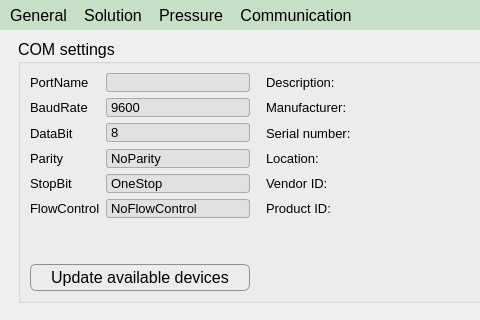
The window that apps/Lab-on-a-tip/tools.ui (bellonemauro/Labonatip2.0) describes before a commit, drawn with Qt 5; both pictures show x 0 to 480 and y 0 to 320 of the 611 by 610 pixel window.
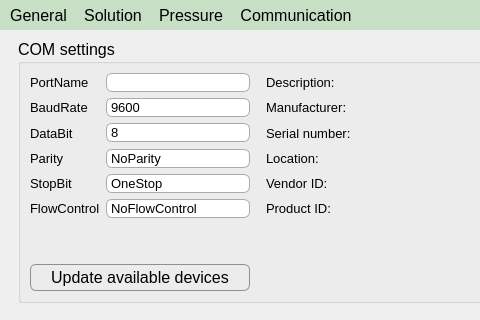
The same window after the commit. The open tabs and pages were chosen to show the change. Icons and pictures are not drawn.

Patch:
```diff
--- a/apps/Lab-on-a-tip/tools.ui
+++ b/apps/Lab-on-a-tip/tools.ui
@@ -28,7 +28,42 @@
 border:0;
 }
 
-</string>
+
+QCheckBox {
+    background-color: transparent;
+    color: black;
+}
+
+
+QCheckBox::indicator {
+    width: 13px;
+    height: 13px;
+    margin-left:5px;
+    margin-top:3px;
+    margin-bottom:3px;
+    border: 1px solid darkgrey;
+}
+
+QCheckBox::indicator::checked:hover  {
+     background-color: #F0FFF0;
+ }
+
+QCheckBox::indicator::unchecked:hover  {
+     background-color: #F0FFF0;
+ }
+
+QCheckBox::indicator:checked {
+    background-color: #FAFAFA;
+    border: 1px solid black;
+    image: url(./icons/radioOn.png);
+    width: 13px;
+    height: 13px;
+}
+
+QCheckBox::indicator:unchecked {
+    background-color: #FAFAFA;
+    border: 1px solid darkgrey;
+}</string>
   </property>
   <property name="iconSize">
    <size>
@@ -2367,10 +2402,11 @@
              <property name="styleSheet">
               <string notr="true">QComboBox {
     border: 1px solid gray;
-    border-radius: 3px;
+    border-radius: 6px;
 	border-color: rgb(170, 170, 170);
     min-width: 6em;
-	background-color: rgb(225, 225, 225);
+	background-color: qlineargradient(x1: 0, y1: 0, x2: 0, y2: 1,
+                                       stop: 0 #f6f7fa, stop: 1 #dadbde);
 }
 
 QComboBox:hover{
@@ -2444,10 +2480,11 @@
              <property name="styleSheet">
               <string notr="true">QComboBox {
     border: 1px solid gray;
-    border-radius: 3px;
+    border-radius: 6px;
 	border-color: rgb(170, 170, 170);
     min-width: 6em;
-	background-color: rgb(225, 225, 225);
+	background-color: qlineargradient(x1: 0, y1: 0, x2: 0, y2: 1,
+                                       stop: 0 #f6f7fa, stop: 1 #dadbde);
 }
 
 QComboBox:hover{
@@ -2528,10 +2565,11 @@
              <property name="styleSheet">
               <string notr="true">QComboBox {
     border: 1px solid gray;
-    border-radius: 3px;
+    border-radius: 6px;
 	border-color: rgb(170, 170, 170);
     min-width: 6em;
-	background-color: rgb(225, 225, 225);
+	background-color: qlineargradient(x1: 0, y1: 0, x2: 0, y2: 1,
+                                       stop: 0 #f6f7fa, stop: 1 #dadbde);
 }
 
 QComboBox:hover{
@@ -2629,10 +2667,11 @@
              <property name="styleSheet">
               <string notr="true">QComboBox {
     border: 1px solid gray;
-    border-radius: 3px;
+    border-radius: 6px;
 	border-color: rgb(170, 170, 170);
     min-width: 6em;
-	background-color: rgb(225, 225, 225);
+	background-color: qlineargradient(x1: 0, y1: 0, x2: 0, y2: 1,
+                                       stop: 0 #f6f7fa, stop: 1 #dadbde);
 }
 
 QComboBox:hover{
@@ -2702,10 +2741,11 @@
              <property name="styleSheet">
               <string notr="true">QComboBox {
     border: 1px solid gray;
-    border-radius: 3px;
+    border-radius: 6px;
 	border-color: rgb(170, 170, 170);
     min-width: 6em;
-	background-color: rgb(225, 225, 225);
+	background-color: qlineargradient(x1: 0, y1: 0, x2: 0, y2: 1,
+                                       stop: 0 #f6f7fa, stop: 1 #dadbde);
 }
 
 QComboBox:hover{
@@ -2785,10 +2825,11 @@
              <property name="styleSheet">
               <string notr="true">QComboBox {
     border: 1px solid gray;
-    border-radius: 3px;
+    border-radius: 6px;
 	border-color: rgb(170, 170, 170);
     min-width: 6em;
-	background-color: rgb(225, 225, 225);
+	background-color: qlineargradient(x1: 0, y1: 0, x2: 0, y2: 1,
+                                       stop: 0 #f6f7fa, stop: 1 #dadbde);
 }
 
 QComboBox:hover{
```
Left out of the diff: 14 changed lines with no effect on the pictures.
